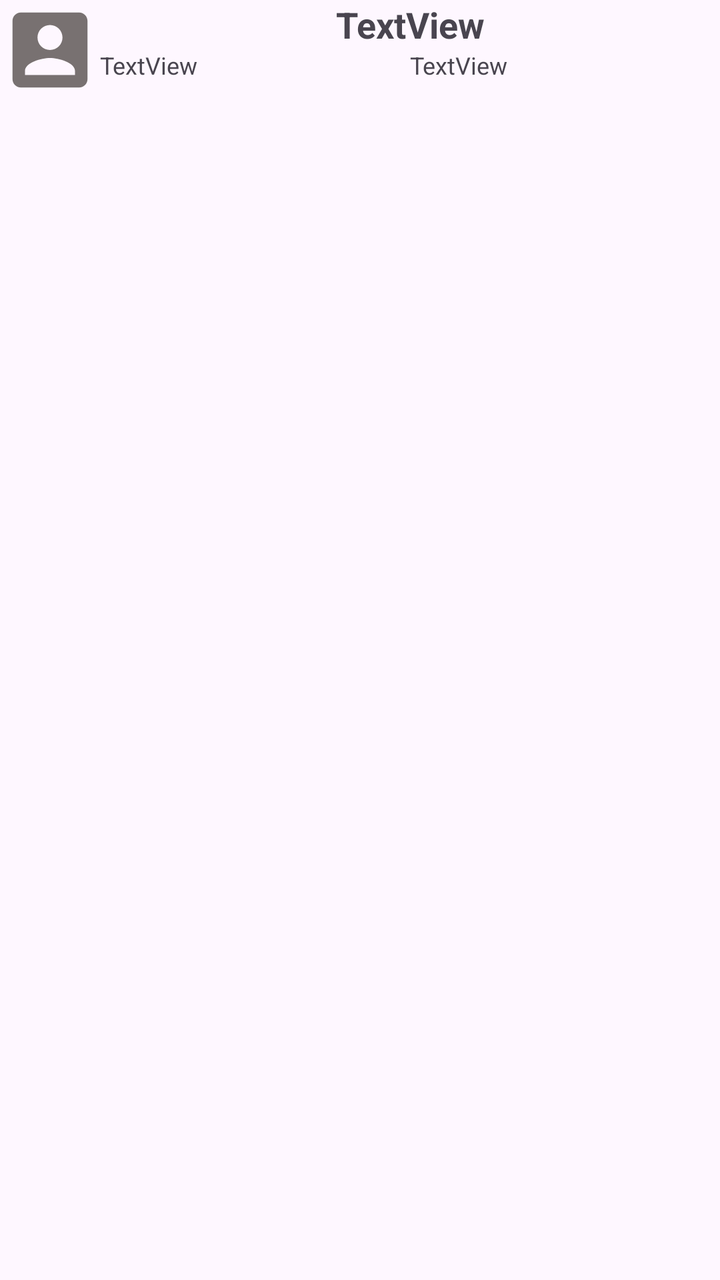
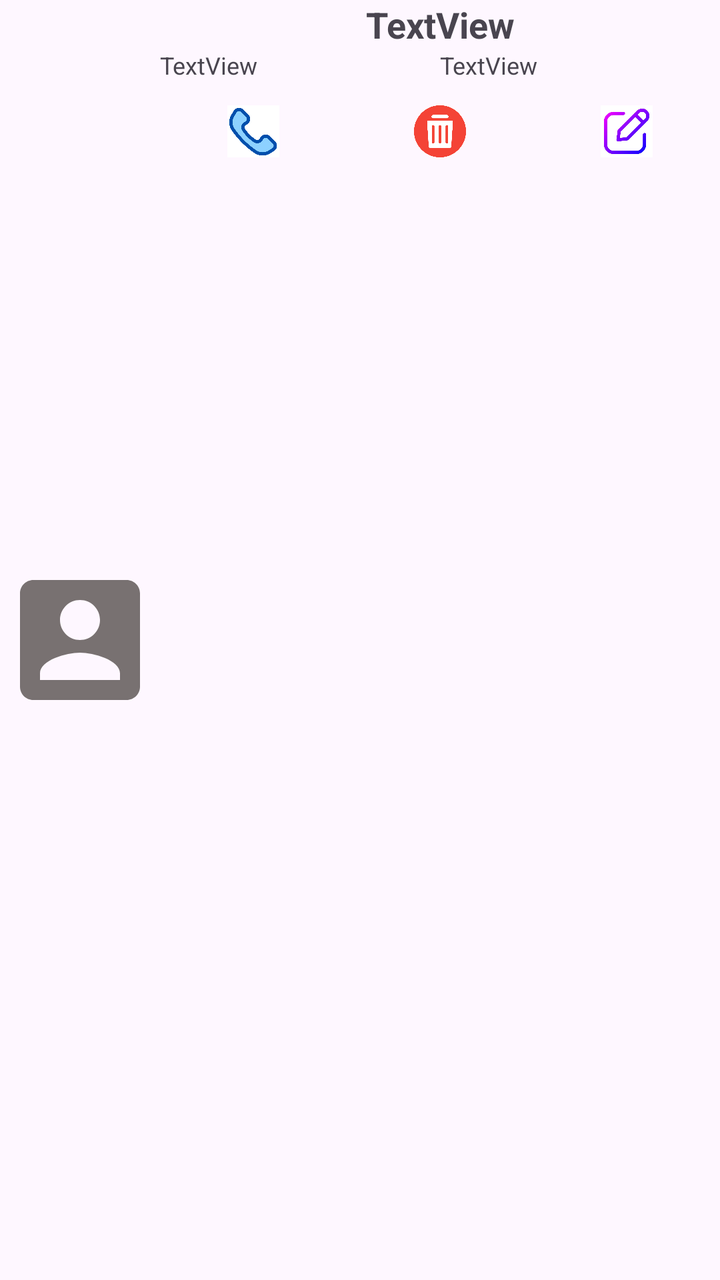

Screens rendered from an Android XML layout before and after an edit, with the pre-edit source and the edit as a unified diff.
<!-- AndroidManifest.xml: application theme Theme.MyTrueCallerApp -->
<!-- res/layout/view_contact.xml -->
<?xml version="1.0" encoding="utf-8"?>
<LinearLayout
    xmlns:android="http://schemas.android.com/apk/res/android"
    android:layout_width="match_parent"
    android:layout_height="wrap_content"
    android:orientation="horizontal">

    
    <ImageView
        android:id="@+id/imageView"
        android:layout_width="50dp"
        android:layout_height="50dp"
        android:src="@drawable/baseline_account_box_24" />

    
    <LinearLayout
        android:layout_width="match_parent"
        android:layout_height="wrap_content"
        android:orientation="vertical">

        
        <TextView
            android:id="@+id/tv_num_contact"
            android:layout_width="match_parent"
            android:layout_height="wrap_content"
            android:text="TextView"
            android:textSize="18sp"
            android:textStyle="bold"
            android:gravity="center" />

        
        <LinearLayout
            android:layout_width="match_parent"
            android:layout_height="wrap_content"
            android:orientation="horizontal">

            <TextView
                android:id="@+id/tv_nom_contact"
                android:layout_width="0dp"
                android:layout_height="wrap_content"
                android:layout_weight="1"
                android:text="TextView"
                android:textSize="12sp" />

            <TextView
                android:id="@+id/tv_prenom_contact"
                android:layout_width="0dp"
                android:layout_height="wrap_content"
                android:layout_weight="1"
                android:text="TextView"
                android:textSize="12sp" />

        </LinearLayout>

    </LinearLayout>

</LinearLayout>
<!-- resources referenced by this layout -->
<resources>
  <!-- drawable baseline_account_box_24 (drawable) -->
  <vector xmlns:android="http://schemas.android.com/apk/res/android" android:height="24dp" android:tint="#787171" android:viewportHeight="24" android:viewportWidth="24" android:width="24dp">
        
      <path android:fillColor="@android:color/white" android:pathData="M3,5v14c0,1.1 0.89,2 2,2h14c1.1,0 2,-0.9 2,-2L21,5c0,-1.1 -0.9,-2 -2,-2L5,3c-1.11,0 -2,0.9 -2,2zM15,9c0,1.66 -1.34,3 -3,3s-3,-1.34 -3,-3 1.34,-3 3,-3 3,1.34 3,3zM6,17c0,-2 4,-3.1 6,-3.1s6,1.1 6,3.1v1L6,18v-1z"/>
      
  </vector>
  <style name="Theme.MyTrueCallerApp" parent="Base.Theme.MyTrueCallerApp" />
  <style name="Base.Theme.MyTrueCallerApp" parent="Theme.Material3.DayNight.NoActionBar">
          
          
          <item name="android:colorPrimaryDark">#2196F3</item>
  
  
      </style>
</resources>

<!-- the commit's change to res/layout/view_contact.xml (unified diff, before → after) -->
@@ -1,32 +1,35 @@
 <?xml version="1.0" encoding="utf-8"?>
 <LinearLayout
     xmlns:android="http://schemas.android.com/apk/res/android"
+    xmlns:app="http://schemas.android.com/apk/res-auto"
     android:layout_width="match_parent"
     android:layout_height="wrap_content"
     android:orientation="horizontal">
 
     
+
+    
     <ImageView
         android:id="@+id/imageView"
-        android:layout_width="50dp"
-        android:layout_height="50dp"
+        android:layout_width="80dp"
+        android:layout_height="match_parent"
         android:src="@drawable/baseline_account_box_24" />
 
-    
     <LinearLayout
-        android:layout_width="match_parent"
+        android:layout_width="0dp"
         android:layout_height="wrap_content"
+        android:layout_weight="1"
         android:orientation="vertical">
 
         
         <TextView
-            android:id="@+id/tv_num_contact"
+            android:id="@+id/tvnom_contact"
             android:layout_width="match_parent"
             android:layout_height="wrap_content"
+            android:gravity="center"
             android:text="TextView"
             android:textSize="18sp"
-            android:textStyle="bold"
-            android:gravity="center" />
+            android:textStyle="bold" />
 
         
         <LinearLayout
@@ -35,7 +38,7 @@
             android:orientation="horizontal">
 
             <TextView
-                android:id="@+id/tv_nom_contact"
+                android:id="@+id/tvpeudo_contact"
                 android:layout_width="0dp"
                 android:layout_height="wrap_content"
                 android:layout_weight="1"
@@ -43,7 +46,7 @@
                 android:textSize="12sp" />
 
             <TextView
-                android:id="@+id/tv_prenom_contact"
+                android:id="@+id/tvnumero_contact"
                 android:layout_width="0dp"
                 android:layout_height="wrap_content"
                 android:layout_weight="1"
@@ -52,6 +55,45 @@
 
         </LinearLayout>
 
+        
+        <LinearLayout
+            android:layout_width="match_parent"
+            android:layout_height="50dp"
+            android:orientation="horizontal"
+            android:gravity="center">
+
+            
+            <ImageView
+                android:id="@+id/imageViewCall_contact"
+                android:layout_width="0dp"
+                android:layout_height="match_parent"
+                android:layout_weight="1"
+                android:padding="12dp"
+                android:scaleType="centerInside"
+                app:srcCompat="@drawable/call" />
+
+            
+            <ImageView
+                android:id="@+id/imageViewDelete_contact"
+                android:layout_width="0dp"
+                android:layout_height="match_parent"
+                android:layout_weight="1"
+                android:padding="12dp"
+                android:scaleType="centerInside"
+                app:srcCompat="@drawable/delete" />
+
+            
+            <ImageView
+                android:id="@+id/imageViewEdit_contact"
+                android:layout_width="0dp"
+                android:layout_height="match_parent"
+                android:layout_weight="1"
+                android:padding="12dp"
+                android:scaleType="centerInside"
+                app:srcCompat="@drawable/editer" />
+
+        </LinearLayout>
+
     </LinearLayout>
 
 </LinearLayout>
<!-- resource entries referenced after the edit -->
@@ -6,6 +6,9 @@
       <path android:fillColor="@android:color/white" android:pathData="M3,5v14c0,1.1 0.89,2 2,2h14c1.1,0 2,-0.9 2,-2L21,5c0,-1.1 -0.9,-2 -2,-2L5,3c-1.11,0 -2,0.9 -2,2zM15,9c0,1.66 -1.34,3 -3,3s-3,-1.34 -3,-3 1.34,-3 3,-3 3,1.34 3,3zM6,17c0,-2 4,-3.1 6,-3.1s6,1.1 6,3.1v1L6,18v-1z"/>
       
   </vector>
+  <!-- drawable call: png bitmap (drawable, 7708 bytes) -->
+  <!-- drawable delete: png bitmap (drawable, 17852 bytes) -->
+  <!-- drawable editer: jpg bitmap (drawable, 19207 bytes) -->
   <style name="Theme.MyTrueCallerApp" parent="Base.Theme.MyTrueCallerApp" />
   <style name="Base.Theme.MyTrueCallerApp" parent="Theme.Material3.DayNight.NoActionBar">
           
